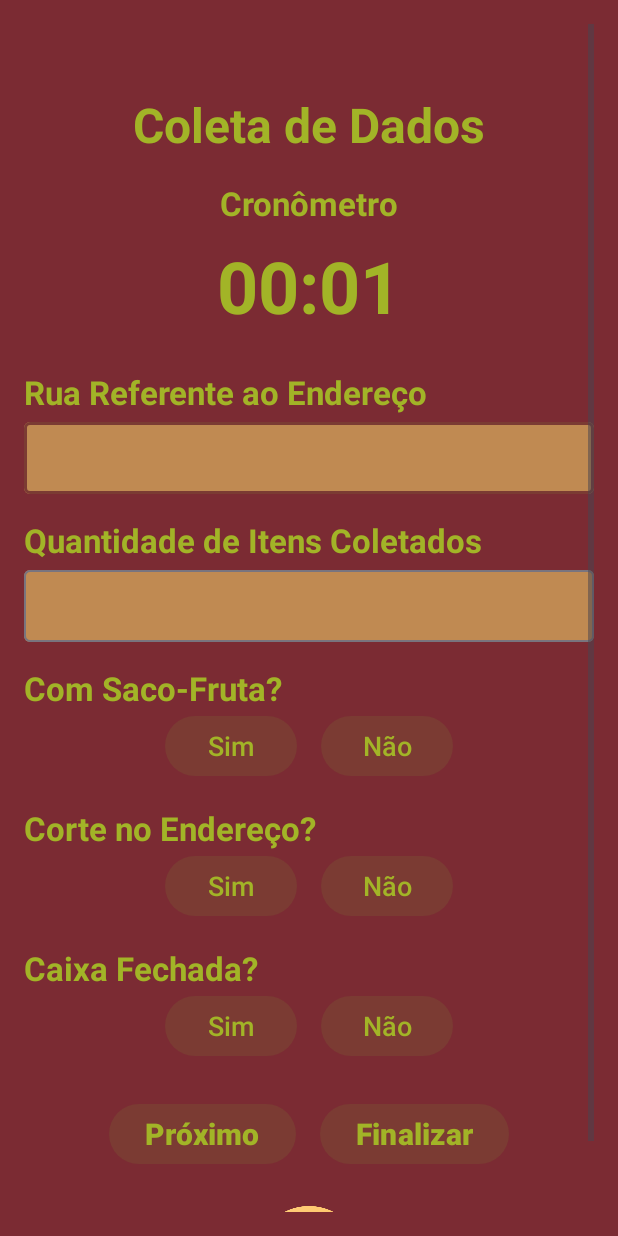
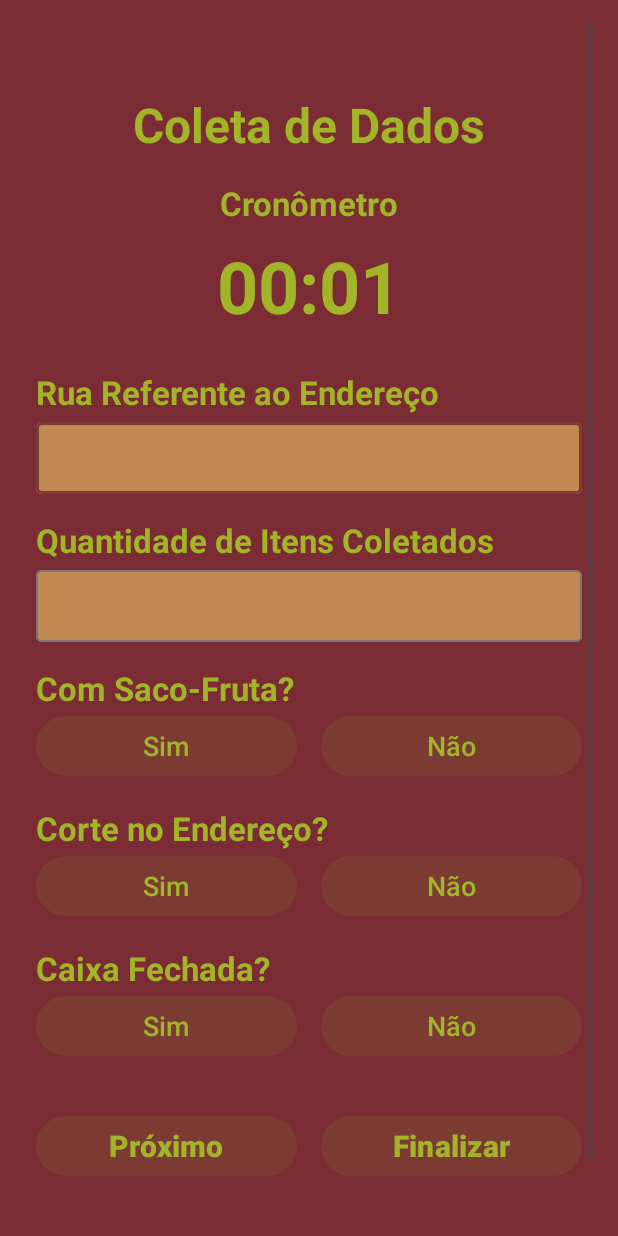
Before and after one commit to EdsJDev/LogiMeta, an Android app: the ColetaDeDadosActivity screen opened directly, with no data from a screen before it, on a phone screen of 412 x 824 dp. Run offline under Robolectric (Android 15) with nearby library versions, the phone set to English and light mode, and no system bars.

Commit message:
Responsiveness corrections apply in 'coleta de dados'

```diff
--- a/app/src/main/res/layout/activity_coleta_de_dados.xml
+++ b/app/src/main/res/layout/activity_coleta_de_dados.xml
@@ -16,17 +16,22 @@
         <!-- TÍTULO PRINCIPAL -->
         <TextView
             android:id="@+id/textView7"
-            android:layout_width="wrap_content"
+            android:layout_width="0dp"
             android:layout_height="wrap_content"
             android:layout_marginTop="45dp"
+            android:gravity="center"
+            android:maxLines="1"
             android:text="Coleta de Dados"
             android:textColor="@color/accent_color"
             android:textSize="32sp"
             android:textStyle="bold"
-            android:gravity="center"
-            app:layout_constraintTop_toTopOf="parent"
+            app:autoSizeMaxTextSize="32sp"
+            app:autoSizeMinTextSize="20sp"
+            app:autoSizeStepGranularity="2sp"
+            app:autoSizeTextType="uniform"
+            app:layout_constraintEnd_toEndOf="parent"
             app:layout_constraintStart_toStartOf="parent"
-            app:layout_constraintEnd_toEndOf="parent" />
+            app:layout_constraintTop_toTopOf="parent" />
 
         <!-- CRONÔMETRO -->
         <TextView
@@ -38,45 +43,59 @@
             android:textColor="@color/accent_color"
             android:textSize="22sp"
             android:textStyle="bold"
-            app:layout_constraintTop_toBottomOf="@+id/textView7"
+            app:layout_constraintEnd_toEndOf="parent"
             app:layout_constraintStart_toStartOf="parent"
-            app:layout_constraintEnd_toEndOf="parent" />
+            app:layout_constraintTop_toBottomOf="@+id/textView7" />
 
         <TextView
             android:id="@+id/contador_cronometro_textView"
-            android:layout_width="wrap_content"
+            android:layout_width="0dp"
             android:layout_height="wrap_content"
             android:layout_marginTop="8dp"
+            android:gravity="center"
+            android:maxLines="1"
             android:text="00:00"
             android:textColor="@color/accent_color"
             android:textSize="48sp"
             android:textStyle="bold"
-            app:layout_constraintTop_toBottomOf="@+id/textView8"
+            app:autoSizeMaxTextSize="48sp"
+            app:autoSizeMinTextSize="24sp"
+            app:autoSizeStepGranularity="2sp"
+            app:autoSizeTextType="uniform"
+            app:layout_constraintEnd_toEndOf="parent"
             app:layout_constraintStart_toStartOf="parent"
-            app:layout_constraintEnd_toEndOf="parent" />
+            app:layout_constraintTop_toBottomOf="@+id/textView8" />
 
         <!-- ENDEREÇO -->
         <TextView
             android:id="@+id/rua_referente_ao_endereco_textView"
             android:layout_width="0dp"
             android:layout_height="wrap_content"
+            android:layout_marginStart="8dp"
             android:layout_marginTop="24dp"
+            android:maxLines="1"
             android:text="Rua Referente ao Endereço"
             android:textColor="@color/accent_color"
             android:textSize="22sp"
             android:textStyle="bold"
-            app:layout_constraintTop_toBottomOf="@+id/contador_cronometro_textView"
+            app:autoSizeMaxTextSize="22sp"
+            app:autoSizeMinTextSize="16sp"
+            app:autoSizeStepGranularity="1sp"
+            app:autoSizeTextType="uniform"
+            app:layout_constraintEnd_toEndOf="parent"
             app:layout_constraintStart_toStartOf="parent"
-            app:layout_constraintEnd_toEndOf="parent" />
+            app:layout_constraintTop_toBottomOf="@+id/contador_cronometro_textView" />
 
         <com.google.android.material.textfield.TextInputLayout
             android:id="@+id/rua_referente_ao_endereco_textInputLayout"
             android:layout_width="0dp"
             android:layout_height="wrap_content"
+            android:layout_marginStart="8dp"
+            android:layout_marginEnd="8dp"
             app:boxBackgroundColor="@color/fundoMenu"
-            app:layout_constraintTop_toBottomOf="@+id/rua_referente_ao_endereco_textView"
+            app:layout_constraintEnd_toEndOf="parent"
             app:layout_constraintStart_toStartOf="parent"
-            app:layout_constraintEnd_toEndOf="parent">
+            app:layout_constraintTop_toBottomOf="@+id/rua_referente_ao_endereco_textView">
 
             <com.google.android.material.textfield.TextInputEditText
                 android:id="@+id/rua_referente_ao_endereco_TextInputEditText"
@@ -91,23 +110,31 @@
             android:id="@+id/quantidade_de_itens_coletados_textView"
             android:layout_width="0dp"
             android:layout_height="wrap_content"
+            android:layout_marginStart="8dp"
             android:layout_marginTop="16dp"
+            android:maxLines="1"
             android:text="Quantidade de Itens Coletados"
             android:textColor="@color/accent_color"
             android:textSize="22sp"
             android:textStyle="bold"
-            app:layout_constraintTop_toBottomOf="@+id/rua_referente_ao_endereco_textInputLayout"
+            app:autoSizeMaxTextSize="22sp"
+            app:autoSizeMinTextSize="16sp"
+            app:autoSizeStepGranularity="1sp"
+            app:autoSizeTextType="uniform"
+            app:layout_constraintEnd_toEndOf="parent"
             app:layout_constraintStart_toStartOf="parent"
-            app:layout_constraintEnd_toEndOf="parent" />
+            app:layout_constraintTop_toBottomOf="@+id/rua_referente_ao_endereco_textInputLayout" />
 
         <com.google.android.material.textfield.TextInputLayout
             android:id="@+id/quantidade_de_itens_coletados_textInputLayout"
             android:layout_width="0dp"
             android:layout_height="wrap_content"
+            android:layout_marginStart="8dp"
+            android:layout_marginEnd="8dp"
             app:boxBackgroundColor="@color/fundoMenu"
-            app:layout_constraintTop_toBottomOf="@+id/quantidade_de_itens_coletados_textView"
+            app:layout_constraintEnd_toEndOf="parent"
             app:layout_constraintStart_toStartOf="parent"
-            app:layout_constraintEnd_toEndOf="parent">
+            app:layout_constraintTop_toBottomOf="@+id/quantidade_de_itens_coletados_textView">
 
             <com.google.android.material.textfield.TextInputEditText
                 android:id="@+id/quantidade_de_itens_coletados_TextInputEditText"
@@ -122,170 +149,184 @@
             android:id="@+id/produto_foi_embalado_textView"
             android:layout_width="0dp"
             android:layout_height="wrap_content"
+            android:layout_marginStart="8dp"
             android:layout_marginTop="16dp"
+            android:maxLines="1"
             android:text="Com Saco-Fruta?"
             android:textColor="@color/accent_color"
             android:textSize="22sp"
             android:textStyle="bold"
-            app:layout_constraintTop_toBottomOf="@+id/quantidade_de_itens_coletados_textInputLayout"
+            app:autoSizeMaxTextSize="22sp"
+            app:autoSizeMinTextSize="16sp"
+            app:autoSizeStepGranularity="1sp"
+            app:autoSizeTextType="uniform"
+            app:layout_constraintEnd_toEndOf="parent"
             app:layout_constraintStart_toStartOf="parent"
-            app:layout_constraintEnd_toEndOf="parent" />
-
-        <LinearLayout
-            android:id="@+id/embalado_group"
-            android:layout_width="wrap_content"
-            android:layout_height="wrap_content"
-            android:orientation="horizontal"
-            android:gravity="center"
-            app:layout_constraintTop_toBottomOf="@+id/produto_foi_embalado_textView"
-            app:layout_constraintStart_toStartOf="parent"
-            app:layout_constraintEnd_toEndOf="parent">
+            app:layout_constraintTop_toBottomOf="@+id/quantidade_de_itens_coletados_textInputLayout" />
 
         <Button
             android:id="@+id/embalado_sim_button"
-                android:layout_width="wrap_content"
+            android:layout_width="0dp"
             android:layout_height="wrap_content"
+            android:layout_marginStart="8dp"
+            android:layout_marginEnd="8dp"
             android:text="Sim"
+            android:textColor="@color/accent_color"
             android:textSize="18sp"
-                android:textColor="@color/accent_color"
-                android:layout_marginEnd="16dp" />
+            app:layout_constraintEnd_toStartOf="@+id/embalado_nao_button"
+            app:layout_constraintHorizontal_chainStyle="packed"
+            app:layout_constraintStart_toStartOf="parent"
+            app:layout_constraintTop_toBottomOf="@+id/produto_foi_embalado_textView" />
 
         <Button
             android:id="@+id/embalado_nao_button"
-                android:layout_width="wrap_content"
+            android:layout_width="0dp"
             android:layout_height="wrap_content"
+            android:layout_marginStart="8dp"
+            android:layout_marginEnd="8dp"
             android:text="Não"
+            android:textColor="@color/accent_color"
             android:textSize="18sp"
-                android:textColor="@color/accent_color" />
-        </LinearLayout>
+            app:layout_constraintEnd_toEndOf="parent"
+            app:layout_constraintStart_toEndOf="@+id/embalado_sim_button"
+            app:layout_constraintTop_toTopOf="@+id/embalado_sim_button" />
 
         <!-- CORTE NO ENDEREÇO -->
         <TextView
             android:id="@+id/corte_no_endereco_textView"
             android:layout_width="0dp"
             android:layout_height="wrap_content"
+            android:layout_marginStart="8dp"
             android:layout_marginTop="16dp"
+            android:maxLines="1"
             android:text="Corte no Endereço?"
             android:textColor="@color/accent_color"
             android:textSize="22sp"
             android:textStyle="bold"
-            app:layout_constraintTop_toBottomOf="@+id/embalado_group"
+            app:autoSizeMaxTextSize="22sp"
+            app:autoSizeMinTextSize="16sp"
+            app:autoSizeStepGranularity="1sp"
+            app:autoSizeTextType="uniform"
+            app:layout_constraintEnd_toEndOf="parent"
             app:layout_constraintStart_toStartOf="parent"
-            app:layout_constraintEnd_toEndOf="parent" />
-
-        <LinearLayout
-            android:id="@+id/corte_group"
-            android:layout_width="wrap_content"
-            android:layout_height="wrap_content"
-            android:orientation="horizontal"
-            android:gravity="center"
-            app:layout_constraintTop_toBottomOf="@+id/corte_no_endereco_textView"
-            app:layout_constraintStart_toStartOf="parent"
-            app:layout_constraintEnd_toEndOf="parent">
+            app:layout_constraintTop_toBottomOf="@+id/embalado_sim_button" />
 
         <Button
             android:id="@+id/corte_no_endereco_sim_button"
-                android:layout_width="wrap_content"
+            android:layout_width="0dp"
             android:layout_height="wrap_content"
+            android:layout_marginStart="8dp"
+            android:layout_marginEnd="8dp"
             android:text="Sim"
+            android:textColor="@color/accent_color"
             android:textSize="18sp"
-                android:textColor="@color/accent_color"
-                android:layout_marginEnd="16dp" />
+            app:layout_constraintEnd_toStartOf="@+id/corte_no_endereco_nao_button"
+            app:layout_constraintHorizontal_chainStyle="packed"
+            app:layout_constraintStart_toStartOf="parent"
+            app:layout_constraintTop_toBottomOf="@+id/corte_no_endereco_textView" />
 
         <Button
             android:id="@+id/corte_no_endereco_nao_button"
-                android:layout_width="wrap_content"
+            android:layout_width="0dp"
             android:layout_height="wrap_content"
+            android:layout_marginStart="8dp"
+            android:layout_marginEnd="8dp"
             android:text="Não"
+            android:textColor="@color/accent_color"
             android:textSize="18sp"
-                android:textColor="@color/accent_color" />
-        </LinearLayout>
+            app:layout_constraintEnd_toEndOf="parent"
+            app:layout_constraintStart_toEndOf="@+id/corte_no_endereco_sim_button"
+            app:layout_constraintTop_toTopOf="@+id/corte_no_endereco_sim_button" />
 
         <!-- CAIXA FECHADA -->
         <TextView
             android:id="@+id/caixa_fechada_textView"
             android:layout_width="0dp"
             android:layout_height="wrap_content"
+            android:layout_marginStart="8dp"
             android:layout_marginTop="16dp"
+            android:maxLines="1"
             android:text="Caixa Fechada?"
             android:textColor="@color/accent_color"
             android:textSize="22sp"
             android:textStyle="bold"
-            app:layout_constraintTop_toBottomOf="@+id/corte_group"
+            app:autoSizeMaxTextSize="22sp"
+            app:autoSizeMinTextSize="16sp"
+            app:autoSizeStepGranularity="1sp"
+            app:autoSizeTextType="uniform"
+            app:layout_constraintEnd_toEndOf="parent"
             app:layout_constraintStart_toStartOf="parent"
-            app:layout_constraintEnd_toEndOf="parent" />
-
-        <LinearLayout
-            android:id="@+id/caixa_group"
-            android:layout_width="wrap_content"
-            android:layout_height="wrap_content"
-            android:orientation="horizontal"
-            android:gravity="center"
-            app:layout_constraintTop_toBottomOf="@+id/caixa_fechada_textView"
-            app:layout_constraintStart_toStartOf="parent"
-            app:layout_constraintEnd_toEndOf="parent">
+            app:layout_constraintTop_toBottomOf="@+id/corte_no_endereco_sim_button" />
 
         <Button
             android:id="@+id/caixa_fechada_sim_button"
-                android:layout_width="wrap_content"
+            android:layout_width="0dp"
             android:layout_height="wrap_content"
+            android:layout_marginStart="8dp"
+            android:layout_marginEnd="8dp"
             android:text="Sim"
+            android:textColor="@color/accent_color"
             android:textSize="18sp"
-                android:textColor="@color/accent_color"
-                android:layout_marginEnd="16dp" />
+            app:layout_constraintEnd_toStartOf="@+id/caixa_fechada_nao_button"
+            app:layout_constraintHorizontal_chainStyle="packed"
+            app:layout_constraintStart_toStartOf="parent"
+            app:layout_constraintTop_toBottomOf="@+id/caixa_fechada_textView" />
 
         <Button
             android:id="@+id/caixa_fechada_nao_button"
-                android:layout_width="wrap_content"
+            android:layout_width="0dp"
             android:layout_height="wrap_content"
+            android:layout_marginStart="8dp"
+            android:layout_marginEnd="8dp"
             android:text="Não"
+            android:textColor="@color/accent_color"
             android:textSize="18sp"
-                android:textColor="@color/accent_color" />
-        </LinearLayout>
+            app:layout_constraintEnd_toEndOf="parent"
+            app:layout_constraintStart_toEndOf="@+id/caixa_fechada_sim_button"
+            app:layout_constraintTop_toTopOf="@+id/caixa_fechada_sim_button" />
 
         <!-- BOTÕES FINAIS -->
-        <LinearLayout
-            android:id="@+id/action_group"
-            android:layout_width="wrap_content"
-            android:layout_height="wrap_content"
-            android:orientation="horizontal"
-            android:gravity="center"
-            android:layout_marginTop="24dp"
-            app:layout_constraintTop_toBottomOf="@+id/caixa_group"
-            app:layout_constraintStart_toStartOf="parent"
-            app:layout_constraintEnd_toEndOf="parent">
-
         <Button
             android:id="@+id/proximo_ir_saveScreen_button"
-                android:layout_width="wrap_content"
+            android:layout_width="0dp"
             android:layout_height="wrap_content"
+            android:layout_marginStart="8dp"
+            android:layout_marginTop="32dp"
+            android:layout_marginEnd="8dp"
             android:text="Próximo"
+            android:textColor="@color/accent_color"
             android:textSize="20sp"
             android:textStyle="bold"
-                android:textColor="@color/accent_color"
-                android:layout_marginEnd="16dp" />
+            app:layout_constraintEnd_toStartOf="@+id/finalizar_ir_para_SaveScreen_button"
+            app:layout_constraintHorizontal_chainStyle="packed"
+            app:layout_constraintStart_toStartOf="parent"
+            app:layout_constraintTop_toBottomOf="@+id/caixa_fechada_sim_button" />
 
         <Button
             android:id="@+id/finalizar_ir_para_SaveScreen_button"
-                android:layout_width="wrap_content"
+            android:layout_width="0dp"
             android:layout_height="wrap_content"
+            android:layout_marginStart="8dp"
+            android:layout_marginEnd="8dp"
             android:text="Finalizar"
+            android:textColor="@color/accent_color"
             android:textSize="20sp"
             android:textStyle="bold"
-                android:textColor="@color/accent_color" />
-        </LinearLayout>
+            app:layout_constraintEnd_toEndOf="parent"
+            app:layout_constraintStart_toEndOf="@+id/proximo_ir_saveScreen_button"
+            app:layout_constraintTop_toTopOf="@+id/proximo_ir_saveScreen_button" />
 
         <!-- ÍCONE DE VOLTAR -->
         <ImageView
             android:id="@+id/voltar2_imageView"
-            android:layout_width="72dp"
-            android:layout_height="72dp"
+            android:layout_width="50dp"
+            android:layout_height="50dp"
             android:layout_marginTop="24dp"
             android:contentDescription="Voltar"
-            app:srcCompat="@drawable/turnback"
-            app:layout_constraintTop_toBottomOf="@+id/action_group"
+            app:layout_constraintEnd_toEndOf="parent"
             app:layout_constraintStart_toStartOf="parent"
-            app:layout_constraintEnd_toEndOf="parent" />
+            app:layout_constraintTop_toBottomOf="@+id/proximo_ir_saveScreen_button"
+            app:srcCompat="@drawable/turnback" />
 
     </androidx.constraintlayout.widget.ConstraintLayout>
 </ScrollView>
--- a/app/src/main/res/layout/activity_media_geral.xml
+++ b/app/src/main/res/layout/activity_media_geral.xml
@@ -90,18 +90,22 @@
 
                 <TextView
                     android:id="@+id/moduloGeral_textView"
-                    android:layout_width="wrap_content"
+                    android:layout_width="0dp"
                     android:layout_height="wrap_content"
+                    android:layout_marginStart="8dp"
+                    android:gravity="end"
+                    android:maxLines="1"
                     android:textColor="@color/text_color"
                     android:textSize="20sp"
-                    android:maxLines="1"
                     app:autoSizeMaxTextSize="20sp"
                     app:autoSizeMinTextSize="12sp"
                     app:autoSizeStepGranularity="2sp"
                     app:autoSizeTextType="uniform"
                     app:layout_constraintBaseline_toBaselineOf="@+id/label_modulo_geral"
                     app:layout_constraintEnd_toEndOf="parent"
-                    tools:text="WMS" />
+                    app:layout_constraintStart_toEndOf="@+id/label_modulo_geral"
+                    tools:text="Um Nome de Módulo Muito Comprido" />
+
 
                 <!-- Tempo Médio por endereço -->
                 <TextView
--- a/app/src/main/res/layout/activity_sobre.xml
+++ b/app/src/main/res/layout/activity_sobre.xml
@@ -17,13 +17,21 @@
         <!-- ================== CABEÇALHO ================== -->
         <TextView
             android:id="@+id/textView_title"
-            android:layout_width="wrap_content"
+            android:layout_width="0dp"
             android:layout_height="wrap_content"
+            android:layout_marginStart="16dp"
             android:layout_marginTop="45dp"
+            android:layout_marginEnd="16dp"
+            android:gravity="center_horizontal"
+            android:maxLines="1"
             android:text="LogiMeta"
             android:textColor="@color/accent_color"
             android:textSize="48sp"
             android:textStyle="bold"
+            app:autoSizeMaxTextSize="48sp"
+            app:autoSizeMinTextSize="24sp"
+            app:autoSizeStepGranularity="2sp"
+            app:autoSizeTextType="uniform"
             app:layout_constraintEnd_toEndOf="parent"
             app:layout_constraintStart_toStartOf="parent"
             app:layout_constraintTop_toTopOf="parent" />
```
Lines whose indentation alone changed are shown as unchanged.
